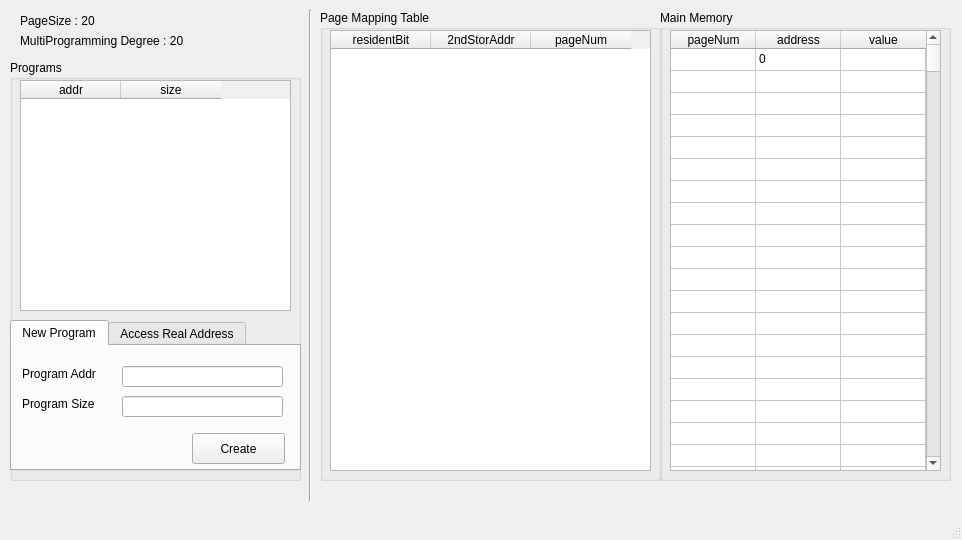
This is ospagingmain.ui in nvkdow/osPagingGui as Qt 5 draws it before an edit. The edited form follows.
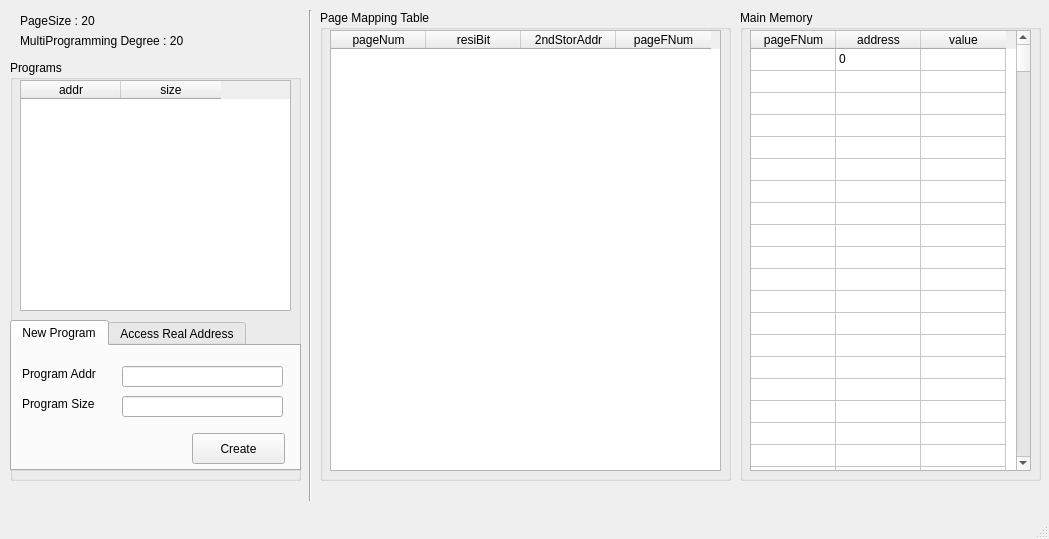
This is the edited form.

Commit message:
Add real address accessing feature
End of Assignment!

The edit to the form file:
```diff
--- a/ospagingmain.ui
+++ b/ospagingmain.ui
@@ -6,8 +6,8 @@
    <rect>
     <x>0</x>
     <y>0</y>
-    <width>962</width>
-    <height>540</height>
+    <width>1049</width>
+    <height>539</height>
    </rect>
   </property>
   <property name="windowTitle">
@@ -215,7 +215,7 @@
      <rect>
       <x>320</x>
       <y>10</y>
-      <width>341</width>
+      <width>411</width>
       <height>471</height>
      </rect>
     </property>
@@ -227,7 +227,7 @@
       <rect>
        <x>10</x>
        <y>20</y>
-       <width>321</width>
+       <width>391</width>
        <height>441</height>
       </rect>
      </property>
@@ -235,17 +235,22 @@
       <number>0</number>
      </property>
      <attribute name="horizontalHeaderMinimumSectionSize">
-      <number>100</number>
+      <number>95</number>
      </attribute>
      <attribute name="horizontalHeaderDefaultSectionSize">
-      <number>100</number>
+      <number>95</number>
      </attribute>
      <attribute name="verticalHeaderVisible">
       <bool>false</bool>
      </attribute>
      <column>
       <property name="text">
-       <string>residentBit</string>
+       <string>pageNum</string>
+      </property>
+     </column>
+     <column>
+      <property name="text">
+       <string>resiBit</string>
       </property>
      </column>
      <column>
@@ -255,7 +260,7 @@
      </column>
      <column>
       <property name="text">
-       <string>pageNum</string>
+       <string>pageFNum</string>
       </property>
      </column>
     </widget>
@@ -263,9 +268,9 @@
    <widget class="QGroupBox" name="groupBox_3">
     <property name="geometry">
      <rect>
-      <x>660</x>
+      <x>740</x>
       <y>10</y>
-      <width>291</width>
+      <width>301</width>
       <height>471</height>
      </rect>
     </property>
@@ -277,7 +282,7 @@
       <rect>
        <x>10</x>
        <y>20</y>
-       <width>271</width>
+       <width>281</width>
        <height>441</height>
       </rect>
      </property>
@@ -4307,7 +4312,7 @@
      <row/>
      <column>
       <property name="text">
-       <string>pageNum</string>
+       <string>pageFNum</string>
       </property>
      </column>
      <column>
```
Left out of the diff: 6 changed lines with no effect on the pictures. The commit also changes 2 other files.
